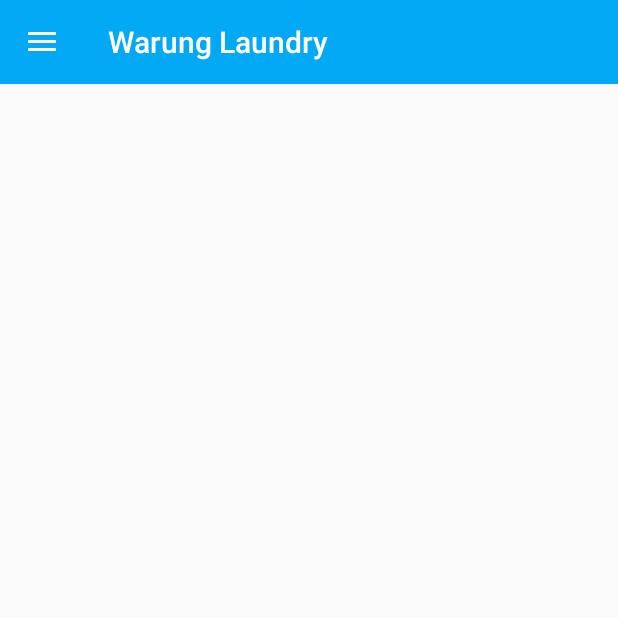
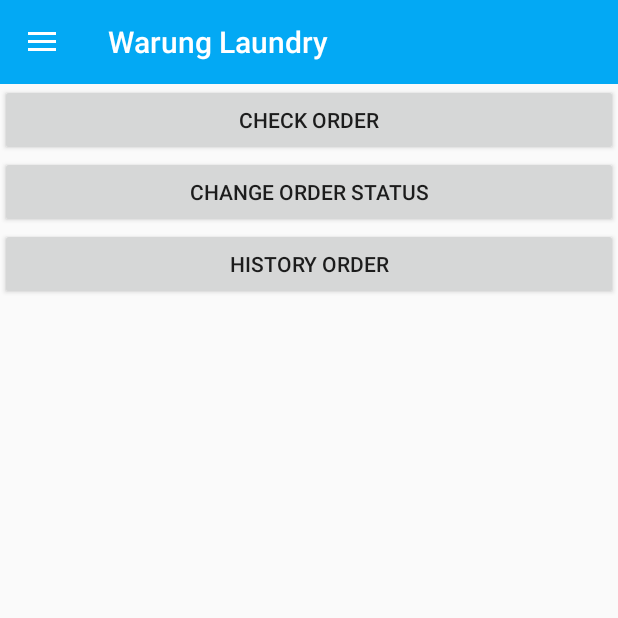
Before and after one commit to wiradh/pplb08-app, an Android app: the HomeActivity screen opened directly, with no data from a screen before it, after a tap on "Order", on a phone screen of 412 x 824 dp, the top half of it. Run offline under Robolectric (Android 15) with nearby library versions, the phone set to English and light mode, and no system bars; 1 other tap on this screen came first.

Commit message:
Add logout and OrderFragment (SPRINT 2)

```diff
--- a/app/src/main/java/ppl/b08/warunglaundry/view/penyedia/HomeActivity.java
+++ b/app/src/main/java/ppl/b08/warunglaundry/view/penyedia/HomeActivity.java
@@ -1,5 +1,6 @@
 package ppl.b08.warunglaundry.view.penyedia;
 
+import android.content.Intent;
 import android.support.design.widget.NavigationView;
 import android.support.v4.widget.DrawerLayout;
 import android.support.v7.app.ActionBarActivity;
@@ -12,6 +13,7 @@ import android.view.View;
 import android.widget.Toast;
 
 import ppl.b08.warunglaundry.R;
+import ppl.b08.warunglaundry.business.PreferencesManager;
 
 /**
  * Created by Andi Fajar on 07/04/2016.
@@ -31,7 +33,10 @@ public class HomeActivity extends AppCompatActivity {
 
         //Initializing NavigationView
         navigationView = (NavigationView) findViewById(R.id.navigation_view);
-
+        OrderFragment fragment = new OrderFragment();
+        android.support.v4.app.FragmentTransaction fragmentTransaction = getSupportFragmentManager().beginTransaction();
+        fragmentTransaction.replace(R.id.frame,fragment);
+        fragmentTransaction.commit();
         //Setting Navigation View Item Selected Listener to handle the item click of the navigation menu
         navigationView.setNavigationItemSelectedListener(new NavigationView.OnNavigationItemSelectedListener() {
 
@@ -53,10 +58,19 @@ public class HomeActivity extends AppCompatActivity {
 
                     //Replacing the main content with ContentFragment Which is our Inbox View;
                     case R.id.order:
-                        Toast.makeText(getApplicationContext(),"Inbox Selected",Toast.LENGTH_SHORT).show();
+                        OrderFragment fragment = new OrderFragment();
+                        android.support.v4.app.FragmentTransaction fragmentTransaction = getSupportFragmentManager().beginTransaction();
+                        fragmentTransaction.replace(R.id.frame,fragment);
+                        fragmentTransaction.commit();
                         return true;
 
                     // For rest of the options we just show a toast on click
+                    case R.id.logout:
+                        if (PreferencesManager.getInstance(HomeActivity.this).clear()) {
+                            Intent intent = new Intent(HomeActivity.this, LoginActivity.class);
+                            startActivity(intent);
+                            finish();
+                        };
 
 
                     default:
--- /dev/null
+++ b/app/src/main/java/ppl/b08/warunglaundry/view/penyedia/OrderFragment.java
@@ -0,0 +1,30 @@
+package ppl.b08.warunglaundry.view.penyedia;
+
+
+import android.os.Bundle;
+import android.support.v4.app.Fragment;
+import android.view.LayoutInflater;
+import android.view.View;
+import android.view.ViewGroup;
+
+import ppl.b08.warunglaundry.R;
+
+/**
+ * A simple {@link Fragment} subclass.
+ */
+public class OrderFragment extends Fragment {
+
+
+    public OrderFragment() {
+        // Required empty public constructor
+    }
+
+
+    @Override
+    public View onCreateView(LayoutInflater inflater, ViewGroup container,
+                             Bundle savedInstanceState) {
+        // Inflate the layout for this fragment
+        return inflater.inflate(R.layout.fragment_order2, container, false);
+    }
+
+}
--- /dev/null
+++ b/app/src/main/res/layout/fragment_order2.xml
@@ -0,0 +1,28 @@
+<FrameLayout xmlns:android="http://schemas.android.com/apk/res/android"
+    xmlns:tools="http://schemas.android.com/tools"
+    android:layout_width="match_parent"
+    android:layout_height="match_parent"
+    tools:context="ppl.b08.warunglaundry.view.penyedia.OrderFragment">
+    <LinearLayout
+        android:layout_gravity="center"
+        android:layout_width="match_parent"
+        android:orientation="vertical"
+        android:layout_height="match_parent">
+        <Button
+            android:layout_width="match_parent"
+            android:layout_height="wrap_content"
+            android:text="Check Order"
+            android:id="@+id/check_order_btn"/>
+        <Button
+            android:layout_width="match_parent"
+            android:layout_height="wrap_content"
+            android:text="Change Order Status"
+            android:id="@+id/change_order_btn"/>
+        <Button
+            android:layout_width="match_parent"
+            android:layout_height="wrap_content"
+            android:text="History Order"
+            android:id="@+id/history_order_btn"/>
+    </LinearLayout>
+
+</FrameLayout>
--- a/app/src/main/res/values/strings.xml
+++ b/app/src/main/res/values/strings.xml
@@ -10,4 +10,7 @@
     <string name="pengguna_laundry">Seorang pengguna jasa laundry?</string>
     <string name="closeDrawer">Navigation View</string>
     <string name="openDrawer">Navigation View Closed</string>
+
+    <!-- TODO: Remove or change this placeholder text -->
+    <string name="hello_blank_fragment">Hello blank fragment</string>
 </resources>
```
Also changed, not shown: app/build.gradle (+4 -3 lines), app/src/main/java/ppl/b08/warunglaundry/view/pengguna/HomeActivity.java (+18 -4 lines), app/src/main/java/ppl/b08/warunglaundry/view/pengguna/OrderFragment.java (added, +30 -0 lines), app/src/main/res/layout/fragment_order.xml (added, +28 -0 lines).
